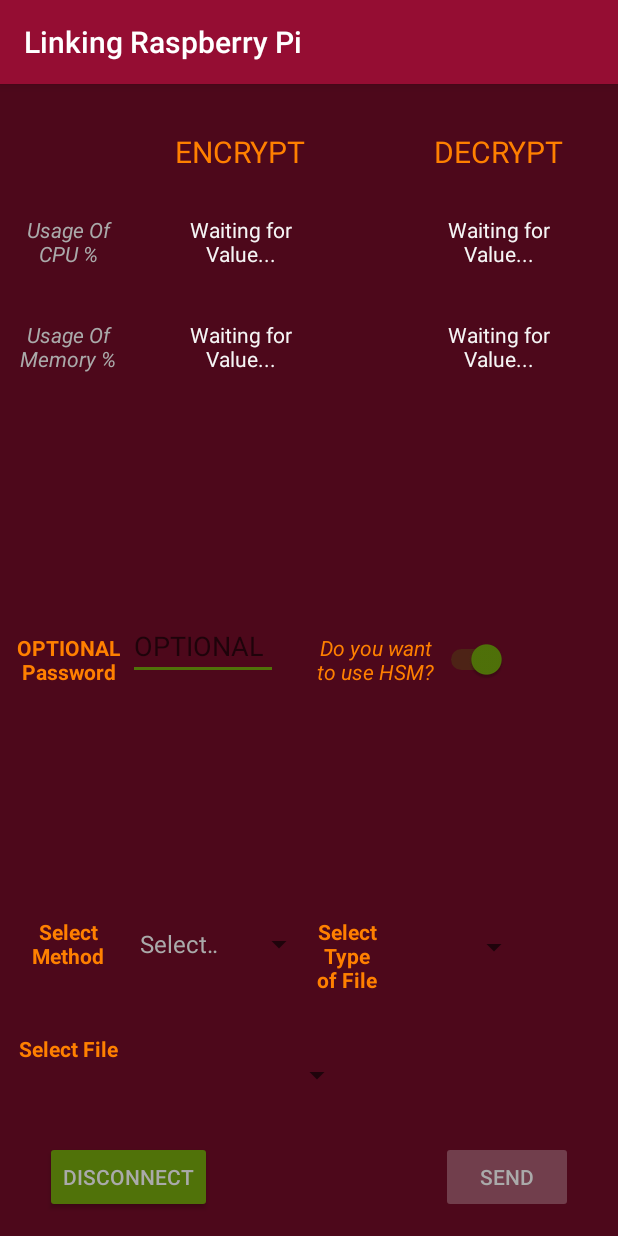
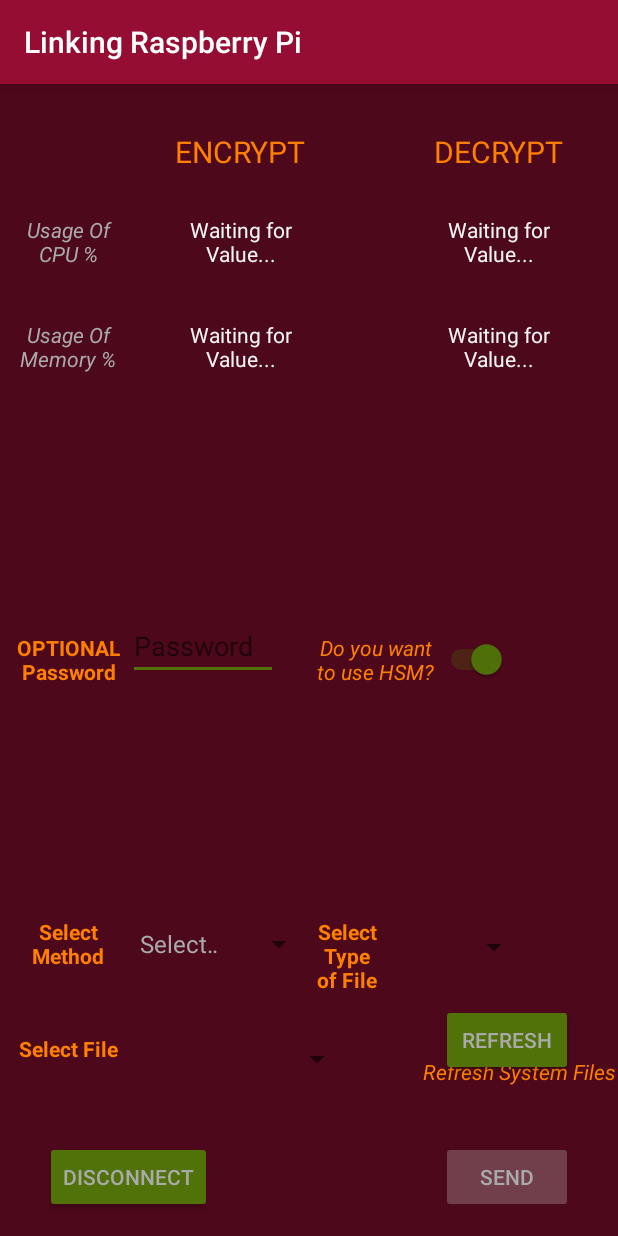
Before and after one commit to Joan95/TFG, an Android app: the LinkingRaspberryPi screen opened directly, with no data from a screen before it, on a phone screen of 412 x 824 dp. Run offline under Robolectric (Android 15) with nearby library versions, the phone set to English and light mode, and no system bars; network calls fail; 6 statements that could not run were skipped.

Commit message:
Refresh System Files implemented

```diff
--- a/RaspberryPiAndroidCryptosystem/app/src/main/java/com/example/joan/raspberrypiandroidcryptosystem/LinkingRaspberryPi.java
+++ b/RaspberryPiAndroidCryptosystem/app/src/main/java/com/example/joan/raspberrypiandroidcryptosystem/LinkingRaspberryPi.java
@@ -80,6 +80,7 @@ public class LinkingRaspberryPi extends AppCompatActivity
         super.onCreate(savedInstanceState);
         setContentView(R.layout.linking_raspberry_pi);
         final Button sendButton = findViewById(R.id.sendButton);
+        Button refreshButton = findViewById(R.id.refreshButton);
         Button disconnectButton = findViewById(R.id.disconnectButton);
         Spinner spinnerMethod = findViewById(R.id.spinnerSelectMethod);
         final Spinner spinnerTypeFile = findViewById(R.id.spinnerSelectTypeFile);
@@ -95,6 +96,21 @@ public class LinkingRaspberryPi extends AppCompatActivity
         raspberryMac = lastInt.getStringExtra(ShowDevices.BLUETOOTH_MAC_DEVICE);
 
         myToasts.show(LinkingRaspberryPi.this, raspberryMac);
+
+        refreshButton.setOnClickListener(new View.OnClickListener() {
+            @Override
+            public void onClick(View v) {
+                /*Send refresh message to Server to upload the files. */
+
+                JSONObject jsonMessage = new JSONObject();
+                try {
+                    jsonMessage.put("message","refresh");
+                } catch (JSONException e1) {
+                    e1.printStackTrace();
+                }
+                connectedThread.write(jsonMessage);
+            }
+        });
 
         sendButton.setOnClickListener(new View.OnClickListener()
         {
--- a/RaspberryPiAndroidCryptosystem/app/src/main/res/layout/linking_raspberry_pi.xml
+++ b/RaspberryPiAndroidCryptosystem/app/src/main/res/layout/linking_raspberry_pi.xml
@@ -141,7 +141,7 @@
         android:width="100dp"
         android:textColor="@color/greyBKG"
         android:inputType="textPassword"
-        android:hint="@string/password"
+        android:hint="@string/hint_password"
         android:layout_toEndOf="@+id/passwordText"
         android:layout_toRightOf="@+id/passwordText"
         android:layout_alignBaseline="@+id/passwordText"/>
@@ -239,9 +239,10 @@
         android:id="@+id/spinnerSelectFile"
         android:layout_width="wrap_content"
         android:layout_height="wrap_content"
-        android:layout_alignBaseline="@+id/selectFile"
         android:layout_toEndOf="@+id/selectFile"
         android:layout_toRightOf="@+id/selectFile"
+        android:layout_alignTop="@+id/selectFile"
+        android:layout_marginTop="30px"
         android:minWidth="150dp"></Spinner>
 
     <Button
@@ -265,4 +266,25 @@
         android:text="@string/disconnect"
         android:layout_marginStart="30dp" />
 
+    <TextView
+        android:id="@+id/refreshSF"
+        android:layout_width="wrap_content"
+        android:layout_height="wrap_content"
+        android:textColor="@color/orange"
+        android:textStyle="italic"
+        android:layout_alignLeft="@+id/decrypt"
+        android:layout_alignStart="@+id/decrypt"
+        android:layout_alignBottom="@+id/selectFile"
+        android:text="@string/refreshSF"/>
+
+    <Button
+        android:id="@+id/refreshButton"
+        android:layout_width="wrap_content"
+        android:layout_height="wrap_content"
+        android:text="@string/refresh"
+        android:layout_alignLeft="@+id/sendButton"
+        android:layout_alignStart="@+id/sendButton"
+        android:layout_alignParentBottom="true"
+        android:layout_marginBottom="160px"/>
+
 </RelativeLayout>
--- a/RaspberryPiAndroidCryptosystem/app/src/main/res/values/strings.xml
+++ b/RaspberryPiAndroidCryptosystem/app/src/main/res/values/strings.xml
@@ -15,6 +15,9 @@
     <string name="send">SEND</string>
     <string name="disconnect">DISCONNECT</string>
 
+    <string name="refreshSF">Refresh\ System\ Files</string>
+    <string name="refresh">REFRESH</string>
+
     <string name="selectMethod">Select\ Method</string>
     <string name="selectTypeFile">Select\ Type\ of\ File</string>
     <string name="selectFile">Select\ File</string>
@@ -24,6 +27,7 @@
     <string name="hsm_question">Do\ you\ want\ to\ use\ HSM?</string>
     <string name="waiting_for_value">Waiting\ for\ Value...</string>
     <string name="password">OPTIONAL Password</string>
+    <string name="hint_password">Password</string>
 
     <string name="encrypting">Encrypting...</string>
     <string name="decrypting">Decrypting...</string>
```
